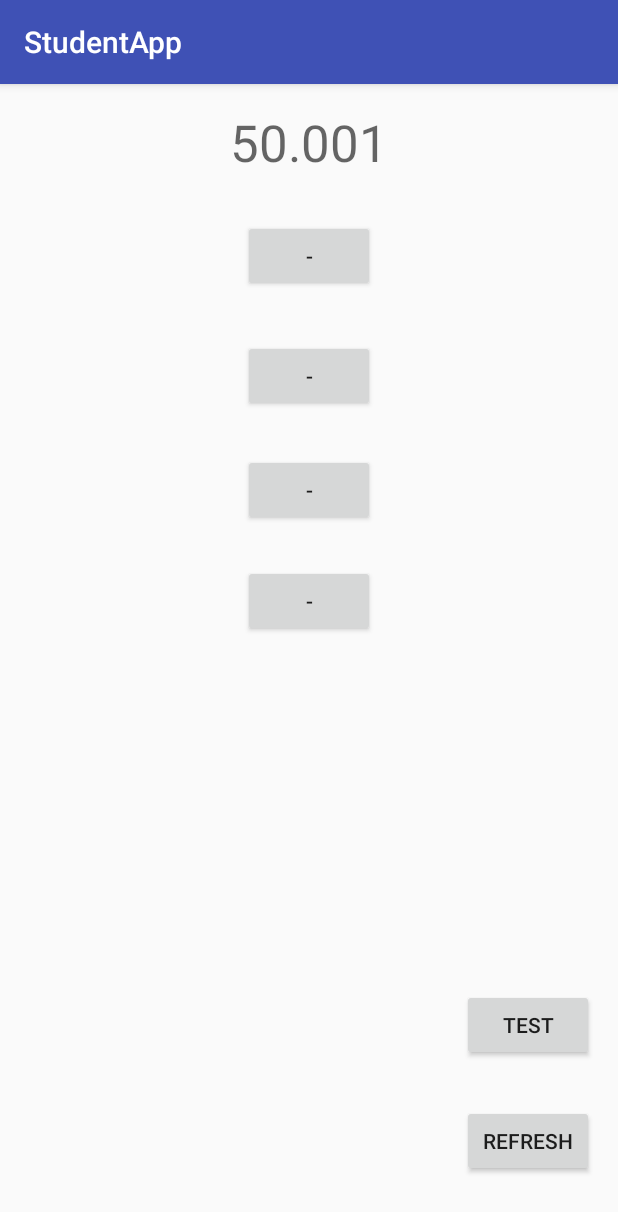
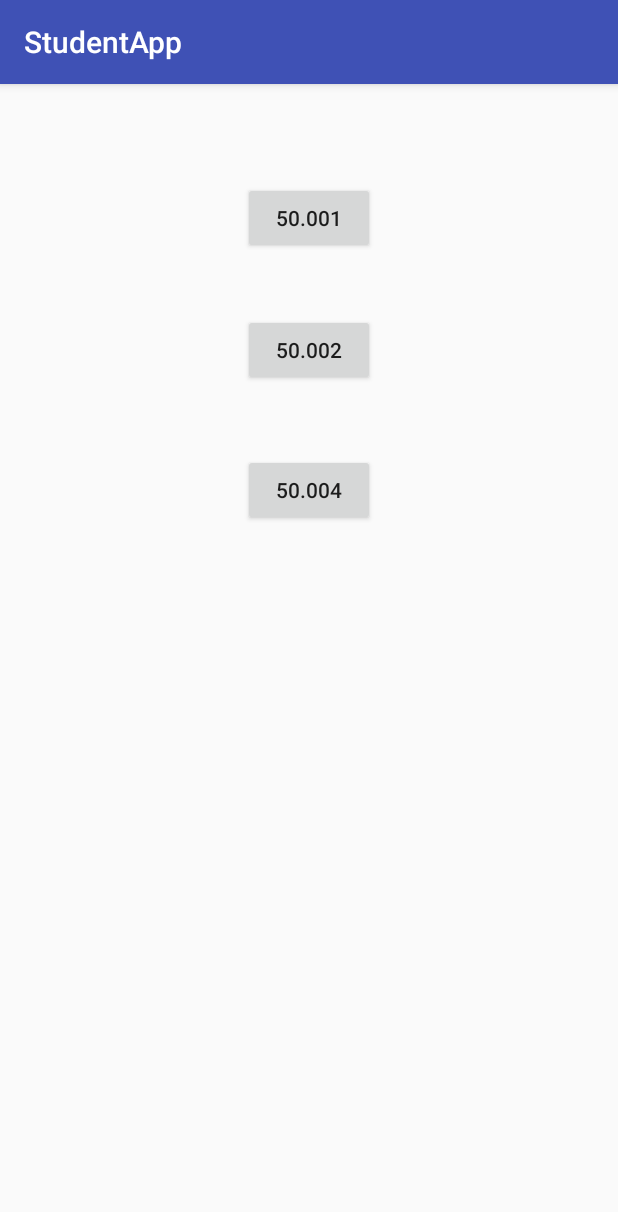
Before and after one commit to pinardy/Classy, an Android app: the screen it shows after launch (FeedbackActivity before the commit, MainActivity after it), on a phone screen of 412 x 824 dp. Shown: the top 1212 px of the screen. Run offline under Robolectric (Android 15) with nearby library versions, the phone set to English and light mode, and no system bars.

Commit message:
Added a main page to select between modules

```diff
--- /dev/null
+++ b/StudentApp/StudentApp/app/src/main/java/com/example/pin/studentapp/MainActivity.java
@@ -0,0 +1,60 @@
+package com.example.pin.studentapp;
+
+import android.content.Intent;
+import android.os.Bundle;
+import android.support.v7.app.AppCompatActivity;
+import android.view.View;
+import android.widget.Button;
+
+
+/**
+ * Created by Pin on 13-Dec-16.
+ */
+
+public class MainActivity extends AppCompatActivity {
+
+    Intent module;
+    Button button50001;
+    Button button50002;
+    Button button50004;
+
+    @Override
+    protected void onCreate(Bundle savedInstanceState) {
+        super.onCreate(savedInstanceState);
+        setContentView(R.layout.activity_main);
+
+        button50001 = (Button) findViewById(R.id.button50001);
+        button50002 = (Button) findViewById(R.id.button50002);
+        button50004 = (Button) findViewById(R.id.button50004);
+
+        module = new Intent(getApplicationContext(), FeedbackActivity.class);
+
+        button50001.setOnClickListener(new View.OnClickListener() {
+            @Override
+            public void onClick(View v) {
+                module.putExtra("Module", "50001");
+                startActivity(module);
+            }
+        });
+
+        button50002.setOnClickListener(new View.OnClickListener() {
+            @Override
+            public void onClick(View v) {
+                module.putExtra("Module", "50002");
+                startActivity(module);
+            }
+        });
+
+        button50004.setOnClickListener(new View.OnClickListener() {
+            @Override
+            public void onClick(View v) {
+                module.putExtra("Module", "50004");
+                startActivity(module);
+            }
+        });
+    }
+
+    public void goToFeedbackActivity(View v){
+        startActivity(module);
+    }
+}
--- a/StudentApp/StudentApp/app/src/main/res/layout/activity_feedback.xml
+++ b/StudentApp/StudentApp/app/src/main/res/layout/activity_feedback.xml
@@ -15,7 +15,7 @@
         android:layout_width="wrap_content"
         android:layout_height="wrap_content"
         android:layout_centerHorizontal="true"
-        android:id="@+id/subject1"
+        android:id="@+id/moduleName"
         android:layout_alignParentTop="true"
         android:textAppearance="@style/TextAppearance.AppCompat.Display1" />
 
@@ -23,7 +23,7 @@
         android:text="-"
         android:layout_width="wrap_content"
         android:layout_height="wrap_content"
-        android:layout_below="@+id/subject1"
+        android:layout_below="@+id/moduleName"
         android:layout_centerHorizontal="true"
         android:layout_marginTop="29dp"
         android:id="@+id/learnObj1" />
@@ -57,16 +57,6 @@
         android:layout_centerHorizontal="true" />
 
     <Button
-        android:text="test"
-        android:layout_width="wrap_content"
-        android:layout_height="wrap_content"
-        android:layout_above="@+id/refresh"
-        android:layout_alignParentEnd="true"
-        android:layout_marginBottom="29dp"
-        android:id="@+id/testButton"
-        android:onClick="test" />
-
-    <Button
         android:text="-"
         android:layout_width="wrap_content"
         android:layout_height="wrap_content"
--- /dev/null
+++ b/StudentApp/StudentApp/app/src/main/res/layout/activity_main.xml
@@ -0,0 +1,33 @@
+<?xml version="1.0" encoding="utf-8"?>
+<RelativeLayout xmlns:android="http://schemas.android.com/apk/res/android"
+    android:orientation="vertical" android:layout_width="match_parent"
+    android:layout_height="match_parent">
+
+    <Button
+        android:text="50.001"
+        android:layout_width="wrap_content"
+        android:layout_height="wrap_content"
+        android:layout_alignParentTop="true"
+        android:layout_centerHorizontal="true"
+        android:layout_marginTop="65dp"
+        android:id="@+id/button50001"
+        android:onClick="goToFeedbackActivity" />
+
+    <Button
+        android:text="50.004"
+        android:layout_width="wrap_content"
+        android:layout_height="wrap_content"
+        android:layout_marginTop="45dp"
+        android:id="@+id/button50004"
+        android:layout_below="@+id/button50002"
+        android:layout_alignStart="@+id/button50002" />
+
+    <Button
+        android:text="50.002"
+        android:layout_width="wrap_content"
+        android:layout_height="wrap_content"
+        android:layout_marginTop="40dp"
+        android:id="@+id/button50002"
+        android:layout_below="@+id/button50001"
+        android:layout_alignStart="@+id/button50001" />
+</RelativeLayout>
```
Also changed, not shown: StudentApp/StudentApp/app/src/main/AndroidManifest.xml (+13 -7 lines), StudentApp/StudentApp/app/src/main/java/com/example/pin/studentapp/FeedbackActivity.java (+17 -22 lines), StudentApp/StudentApp/app/src/main/java/com/example/pin/studentapp/LearnPaceActivity.java (+25 -80 lines), StudentApp/StudentApp/app/src/main/res/layout/activity_learnpace.xml (+57 -68 lines).
